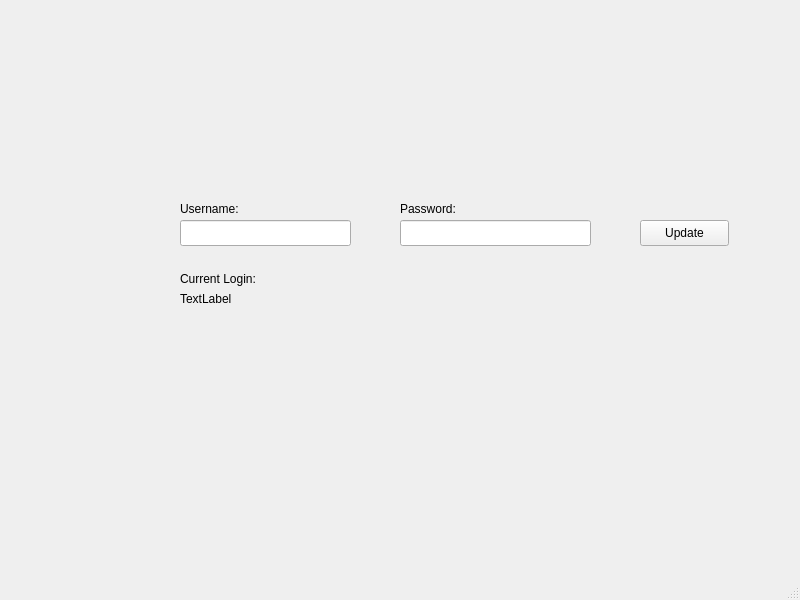
Qt form src/UI_Files/update.ui (Jscina/PyPass) before a commit.
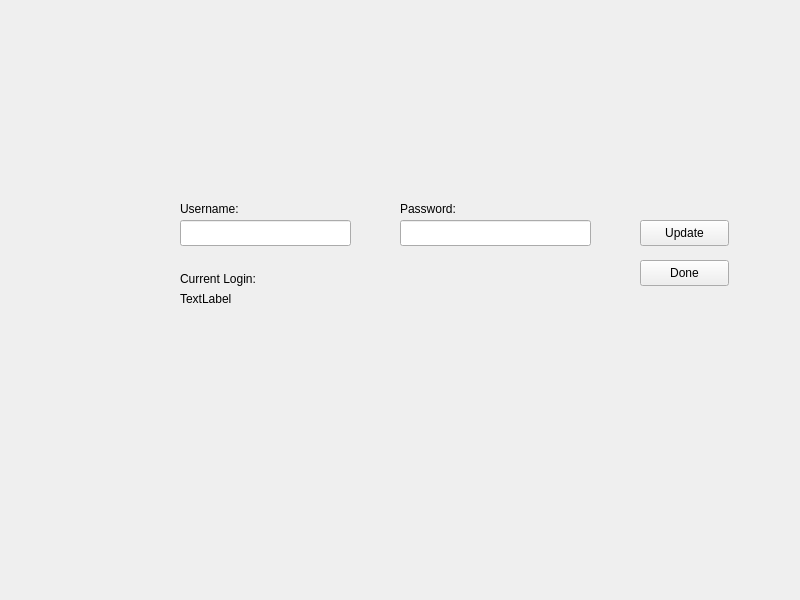
The same form after that commit.

Diff of the .ui file:
```diff
--- a/src/UI_Files/update.ui
+++ b/src/UI_Files/update.ui
@@ -99,8 +99,20 @@
      <string>TextLabel</string>
     </property>
    </widget>
+   <widget class="QPushButton" name="done">
+    <property name="geometry">
+     <rect>
+      <x>640</x>
+      <y>260</y>
+      <width>89</width>
+      <height>26</height>
+     </rect>
+    </property>
+    <property name="text">
+     <string>Done</string>
+    </property>
+   </widget>
   </widget>
-  <widget class="QStatusBar" name="statusbar"/>
  </widget>
  <resources/>
  <connections/>
```
Left out of the diff: 2 changed lines with no effect on the pictures.
